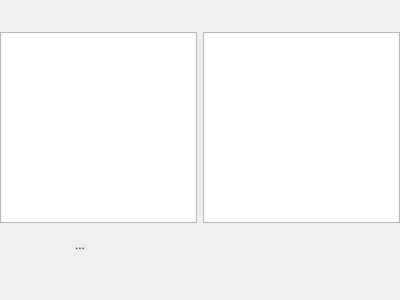
First picture: the form in src/ui/reosgmshresolutioncontroller.ui, repository vcloarec/ReosProject, before the edit.
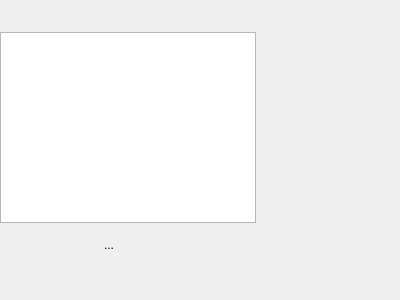
Second picture: the form after the edit. Icons and pictures are not drawn. Custom widgets are drawn as their Qt base class.

Commit message: adjust structure GUI line width

Patch:
```diff
--- a/src/ui/reosgmshresolutioncontroller.ui
+++ b/src/ui/reosgmshresolutioncontroller.ui
@@ -152,9 +152,6 @@
      </item>
     </layout>
    </item>
-   <item row="2" column="1">
-    <widget class="QTextBrowser" name="textBrowser"/>
-   </item>
   </layout>
  </widget>
  <customwidgets>
```
The commit also changes 7 other files.
